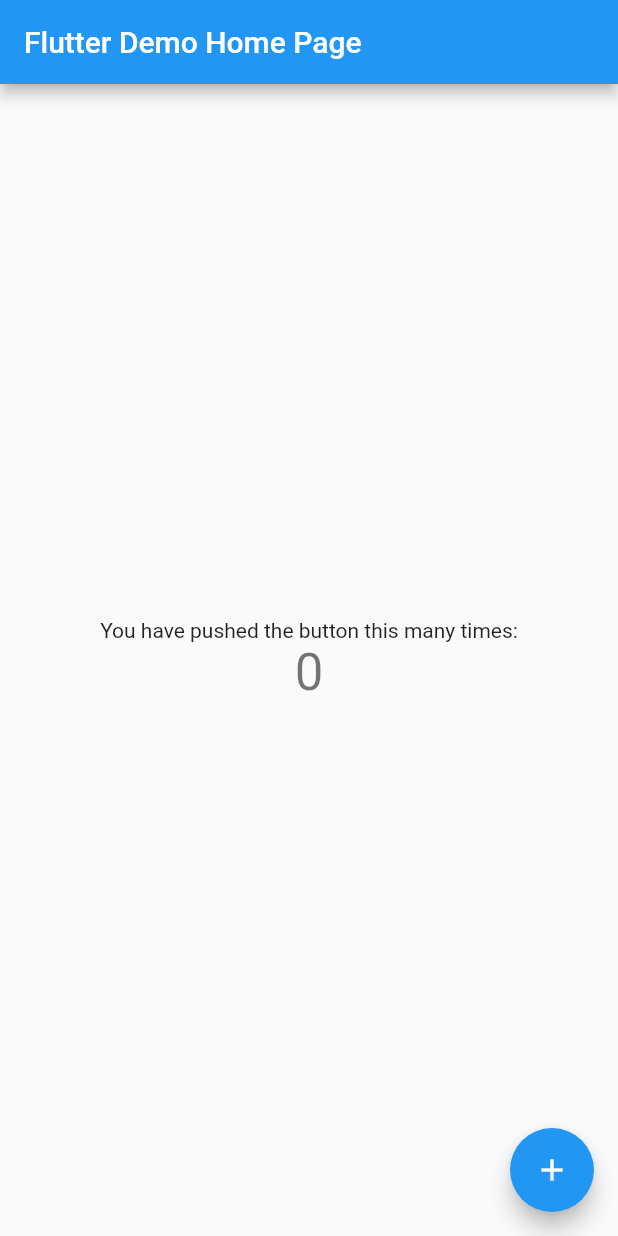
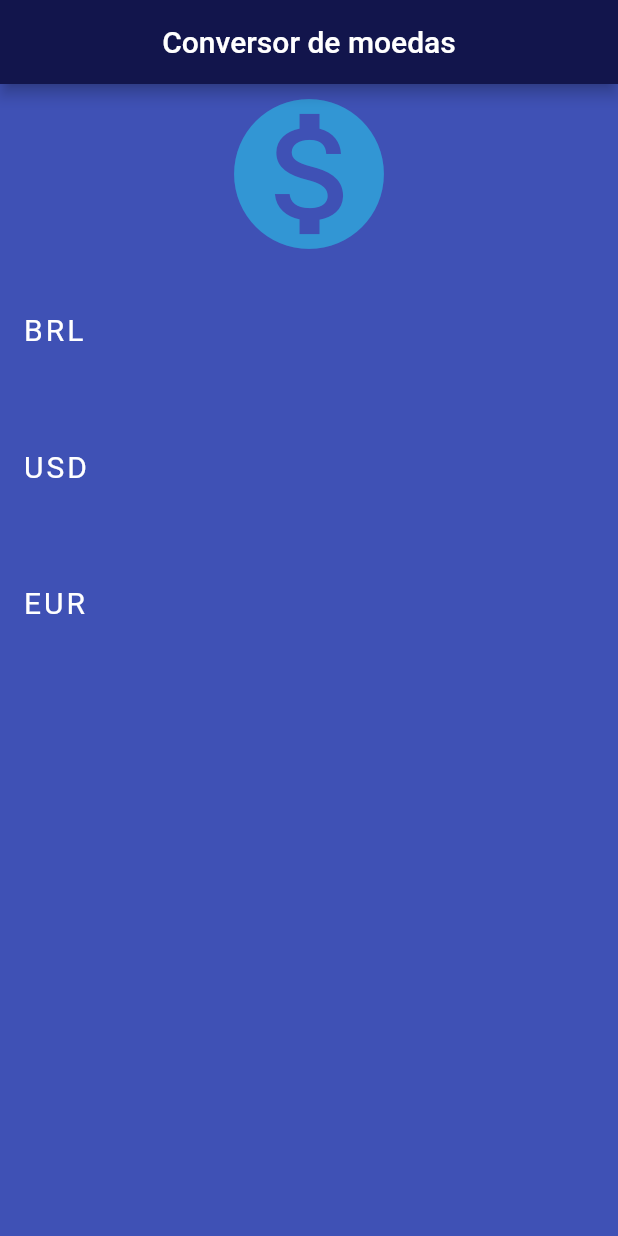
Before and after one commit to PeterCcT/App-Fluter-Conversor-de-moedas-integrado-com-API, a Flutter app: the screen it shows after launch, on a phone screen of 412 x 824 dp. Run offline on Flutter 3.47's test engine with Material 2 defaults, Android fonts, the phone set to English and light mode, and no system bars.

Commit message:
Layout inicial

```diff
--- a/lib/main.dart
+++ b/lib/main.dart
@@ -1,111 +1,135 @@
 import 'package:flutter/material.dart';
+import 'package:http/http.dart' as http;
+import 'dart:async';
+import 'dart:convert';
 
-void main() => runApp(MyApp());
+const String request =
+    "https://api.hgbrasil.com/finance?format=json-cors&key=5d207b77";
 
-class MyApp extends StatelessWidget {
-  // This widget is the root of your application.
+void main() async {
+  runApp(
+    MaterialApp(
+      title: "Conversor de moedas",
+      home: Home(),
+    ),
+  );
+}
+
+class Home extends StatefulWidget {
+  @override
+  _HomeState createState() => _HomeState();
+}
+
+class _HomeState extends State<Home> {
   @override
   Widget build(BuildContext context) {
-    return MaterialApp(
-      title: 'Flutter Demo',
-      theme: ThemeData(
-        // This is the theme of your application.
-        //
-        // Try running your application with "flutter run". You'll see the
-        // application has a blue toolbar. Then, without quitting the app, try
-        // changing the primarySwatch below to Colors.green and then invoke
-        // "hot reload" (press "r" in the console where you ran "flutter run",
-        // or simply save your changes to "hot reload" in a Flutter IDE).
-        // Notice that the counter didn't reset back to zero; the application
-        // is not restarted.
-        primarySwatch: Colors.blue,
+    return Scaffold(
+      backgroundColor: Colors.indigo[500],
+      appBar: AppBar(
+        title: Text("Conversor de moedas"),
+        centerTitle: true,
+        backgroundColor: Color.fromRGBO(18, 21, 76, 1),
       ),
-      home: MyHomePage(title: 'Flutter Demo Home Page'),
+      body: SingleChildScrollView(
+        child: Form(
+          child: Column(
+            crossAxisAlignment: CrossAxisAlignment.stretch,
+            children: <Widget>[
+              Icon(
+                Icons.monetization_on,
+                color: Color.fromRGBO(50, 150, 212, 1),
+                size: 120,
+              ),
+              Padding(
+                padding: EdgeInsets.symmetric(vertical: 15, horizontal: 15),
+                child: TextFormField(
+                  keyboardType: TextInputType.number,
+                  style: TextStyle(
+                      color: Colors.white, fontSize: 15, letterSpacing: 2),
+                  decoration: InputDecoration(
+                    border: InputBorder.none,
+                    focusedBorder: OutlineInputBorder(
+                        borderRadius: BorderRadius.circular(20),
+                        borderSide: BorderSide(color: Colors.white)),
+                    prefixText: "RS",
+                    prefixStyle: TextStyle(
+                      color: Color.fromRGBO(250, 250, 250, 0.7),
+                      fontSize: 15,
+                    ),
+                    hintText: "0.00",
+                    hintStyle: TextStyle(
+                      color: Color.fromRGBO(250, 250, 250, 0.4),
+                      fontSize: 15,
+                    ),
+                    labelText: "BRL",
+                    labelStyle: TextStyle(color: Colors.white, fontSize: 20),
+                  ),
+                ),
+              ),
+              Padding(
+                padding: EdgeInsets.symmetric(vertical: 15, horizontal: 15),
+                child: TextFormField(
+                  keyboardType: TextInputType.number,
+                  style: TextStyle(
+                      color: Colors.white, fontSize: 15, letterSpacing: 2),
+                  decoration: InputDecoration(
+                    border: InputBorder.none,
+                    focusedBorder: OutlineInputBorder(
+                        borderRadius: BorderRadius.circular(20),
+                        borderSide: BorderSide(
+                          color: Colors.white,
+                        )),
+                    prefixText: "US",
+                    prefixStyle: TextStyle(
+                      color: Color.fromRGBO(250, 250, 250, 0.7),
+                      fontSize: 15,
+                    ),
+                    hintText: "0.00",
+                    hintStyle: TextStyle(
+                      color: Color.fromRGBO(250, 250, 250, 0.4),
+                      fontSize: 15,
+                    ),
+                    labelText: "USD",
+                    labelStyle: TextStyle(color: Colors.white, fontSize: 20),
+                  ),
+                ),
+              ),
+              Padding(
+                padding: EdgeInsets.symmetric(vertical: 15, horizontal: 15),
+                child: TextFormField(
+                  keyboardType: TextInputType.number,
+                  style: TextStyle(
+                      color: Colors.white, fontSize: 15, letterSpacing: 2),
+                  decoration: InputDecoration(
+                    border: InputBorder.none,
+                    focusedBorder: OutlineInputBorder(
+                      borderRadius: BorderRadius.circular(20),
+                      borderSide: BorderSide(color: Colors.white),
+                    ),
+                    prefixText: "€",
+                    prefixStyle: TextStyle(
+                      color: Color.fromRGBO(250, 250, 250, 0.7),
+                      fontSize: 15,
+                    ),
+                    hintText: "0.00",
+                    hintStyle: TextStyle(
+                      color: Color.fromRGBO(250, 250, 250, 0.4),
+                      fontSize: 15,
+                    ),
+                    labelText: "EUR",
+                    labelStyle: TextStyle(color: Colors.white, fontSize: 20),
+                  ),
+                ),
+              ),
+            ],
+          ),
+        ),
+      ),
     );
   }
-}
 
-class MyHomePage extends StatefulWidget {
-  MyHomePage({Key key, this.title}) : super(key: key);
-
-  // This widget is the home page of your application. It is stateful, meaning
-  // that it has a State object (defined below) that contains fields that affect
-  // how it looks.
-
-  // This class is the configuration for the state. It holds the values (in this
-  // case the title) provided by the parent (in this case the App widget) and
-  // used by the build method of the State. Fields in a Widget subclass are
-  // always marked "final".
-
-  final String title;
-
-  @override
-  _MyHomePageState createState() => _MyHomePageState();
-}
-
-class _MyHomePageState extends State<MyHomePage> {
-  int _counter = 0;
-
-  void _incrementCounter() {
-    setState(() {
-      // This call to setState tells the Flutter framework that something has
-      // changed in this State, which causes it to rerun the build method below
-      // so that the display can reflect the updated values. If we changed
-      // _counter without calling setState(), then the build method would not be
-      // called again, and so nothing would appear to happen.
-      _counter++;
-    });
-  }
-
-  @override
-  Widget build(BuildContext context) {
-    // This method is rerun every time setState is called, for instance as done
-    // by the _incrementCounter method above.
-    //
-    // The Flutter framework has been optimized to make rerunning build methods
-    // fast, so that you can just rebuild anything that needs updating rather
-    // than having to individually change instances of widgets.
-    return Scaffold(
-      appBar: AppBar(
-        // Here we take the value from the MyHomePage object that was created by
-        // the App.build method, and use it to set our appbar title.
-        title: Text(widget.title),
-      ),
-      body: Center(
-        // Center is a layout widget. It takes a single child and positions it
-        // in the middle of the parent.
-        child: Column(
-          // Column is also a layout widget. It takes a list of children and
-          // arranges them vertically. By default, it sizes itself to fit its
-          // children horizontally, and tries to be as tall as its parent.
-          //
-          // Invoke "debug painting" (press "p" in the console, choose the
-          // "Toggle Debug Paint" action from the Flutter Inspector in Android
-          // Studio, or the "Toggle Debug Paint" command in Visual Studio Code)
-          // to see the wireframe for each widget.
-          //
-          // Column has various properties to control how it sizes itself and
-          // how it positions its children. Here we use mainAxisAlignment to
-          // center the children vertically; the main axis here is the vertical
-          // axis because Columns are vertical (the cross axis would be
-          // horizontal).
-          mainAxisAlignment: MainAxisAlignment.center,
-          children: <Widget>[
-            Text(
-              'You have pushed the button this many times:',
-            ),
-            Text(
-              '$_counter',
-              style: Theme.of(context).textTheme.display1,
-            ),
-          ],
-        ),
-      ),
-      floatingActionButton: FloatingActionButton(
-        onPressed: _incrementCounter,
-        tooltip: 'Increment',
-        child: Icon(Icons.add),
-      ), // This trailing comma makes auto-formatting nicer for build methods.
-    );
+  Future<Map> getData() async {
+    http.Response resposta = await http.get(request);
+    return json.decode(resposta.body);
   }
 }
```
Also changed, not shown: 1 other file.
